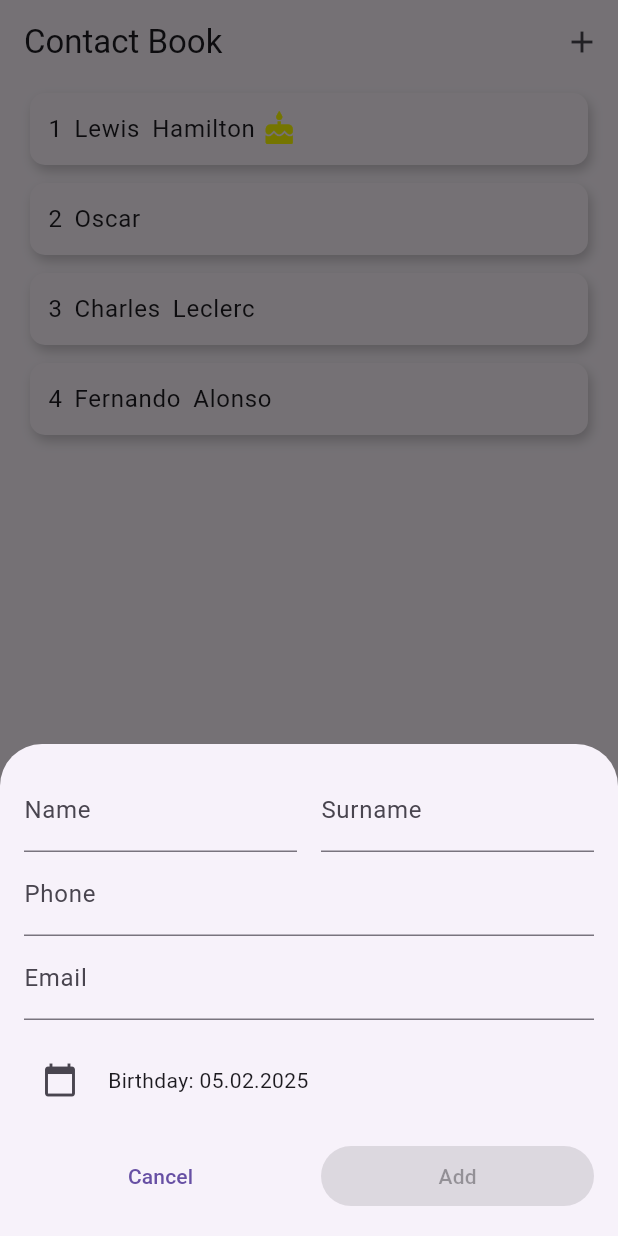
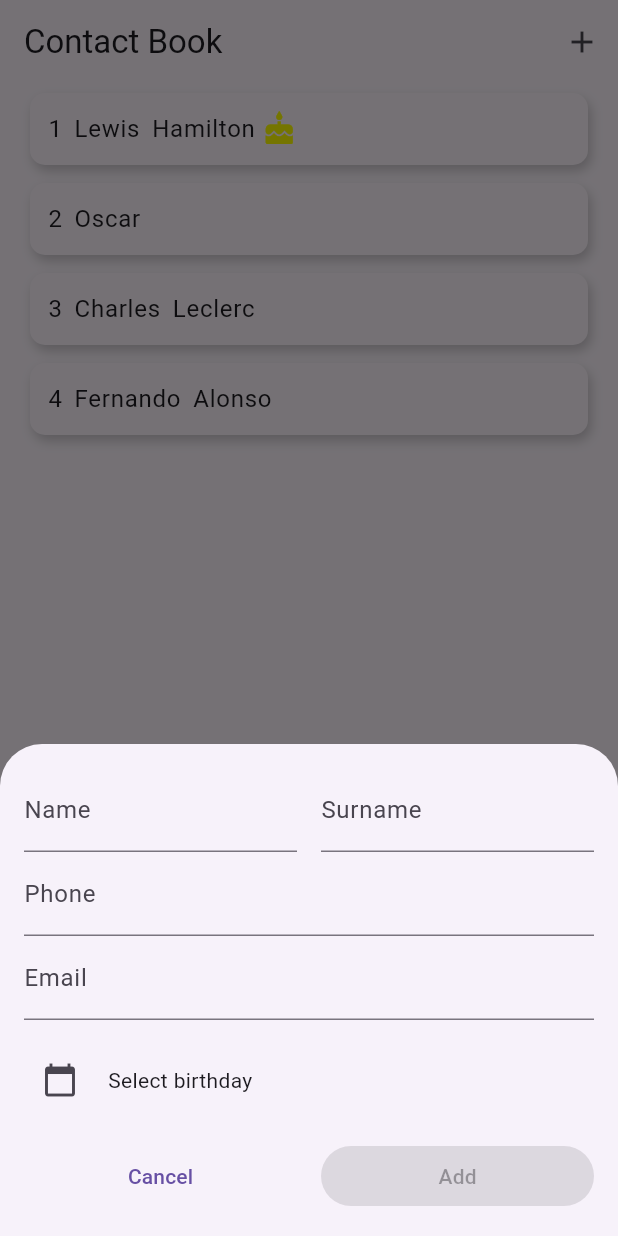
Before and after one commit to Dana-Nam/hw_28, a Flutter app: the screen it shows after launch, after a tap on the "add" icon, on a phone screen of 412 x 824 dp. Run offline on Flutter 3.47's test engine with Material 3 defaults, Android fonts, the phone set to English and light mode, and no system bars.

Commit message:
Corrected contact modal birthday date, email, phone, new contact birthday selection

```diff
--- a/lib/widgets/contact_modal.dart
+++ b/lib/widgets/contact_modal.dart
@@ -38,17 +38,17 @@ class ContactModal extends StatelessWidget {
             ],
           ),
           const SizedBox(height: 10),
-          if (contact.phone != null)
+          if (contact.phone != null && contact.phone!.isNotEmpty)
             Text(
               'Phone: ${contact.phone}',
               style: bodyMediumStyle,
             ),
-          if (contact.email != null)
+          if (contact.email != null && contact.email!.isNotEmpty)
             Text(
               'Email: ${contact.email}',
               style: bodyMediumStyle,
             ),
-          if (contact.birthDate != null)
+          if (contact.birthDate != null && contact.birthDate! != DateTime(1))
             Text(
               'Birthday: ${contact.birthDate!.day}.${contact.birthDate!.month}.${contact.birthDate!.year}',
               style: bodyMediumStyle,
--- a/lib/widgets/new_contact.dart
+++ b/lib/widgets/new_contact.dart
@@ -18,7 +18,7 @@ class _NewContactState extends State<NewContact> {
   var surname = '';
   var phone = '';
   var email = '';
-  DateTime _birthDate = DateTime.now();
+  DateTime _birthDate = DateTime(1);
 
   void _pickBirthDate() async {
     DateTime? pickedDate = await showDatePicker(
@@ -96,7 +96,7 @@ class _NewContactState extends State<NewContact> {
                 onPressed: _pickBirthDate,
               ),
               SizedBox(width: 8),
-              Text('Birthday: ${formatDateTime(_birthDate)}'),
+              Text('Select birthday'),
             ],
           ),
           const SizedBox(height: 16),
```
